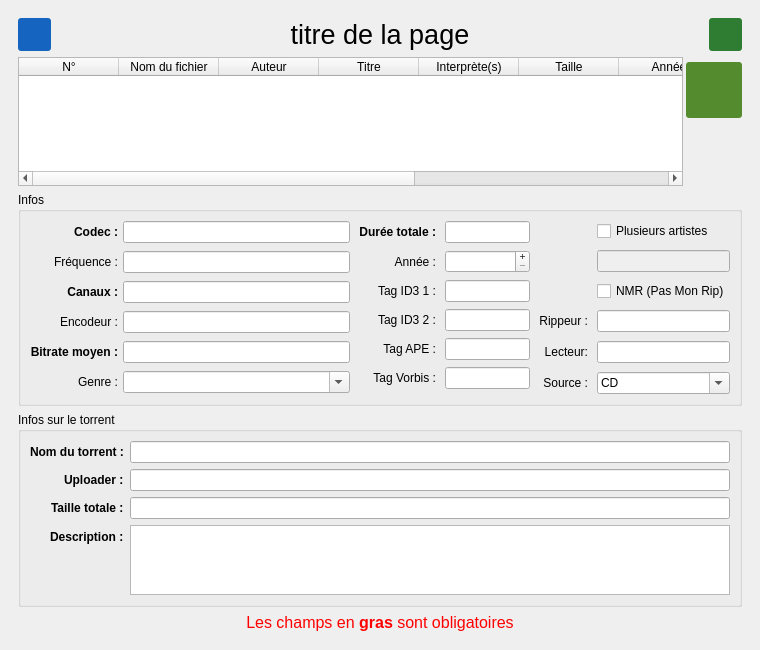
The window that tnb_gui.ui (zdimension/t411nfobuilder) describes before a commit, drawn with Qt 5.
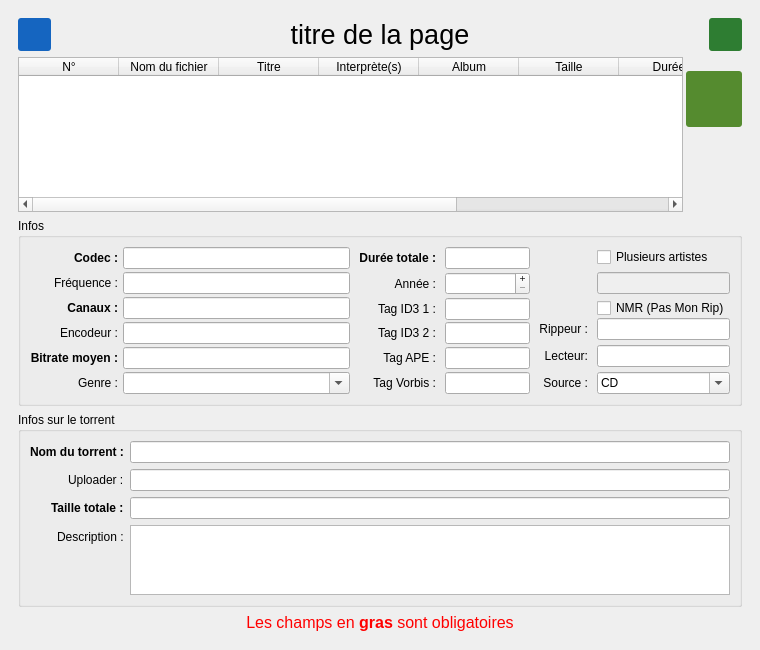
The same window after the commit. The open tabs and pages were chosen to show the change. Icons and pictures are not drawn.

The edit to the form file:
```diff
--- a/tnb_gui.ui
+++ b/tnb_gui.ui
@@ -46,7 +46,7 @@
        </sizepolicy>
       </property>
       <property name="currentIndex">
-       <number>0</number>
+       <number>1</number>
       </property>
       <widget class="QWidget" name="pageHome">
        <property name="sizePolicy">
@@ -407,7 +407,7 @@
         <item>
          <widget class="QStackedWidget" name="pages">
           <property name="currentIndex">
-           <number>0</number>
+           <number>3</number>
           </property>
           <widget class="QWidget" name="pageAudio">
            <layout class="QVBoxLayout" name="verticalLayout">
@@ -442,11 +442,14 @@
                 <property name="alternatingRowColors">
                  <bool>true</bool>
                 </property>
+                <property name="selectionBehavior">
+                 <enum>QAbstractItemView::SelectRows</enum>
+                </property>
                 <property name="gridStyle">
                  <enum>Qt::SolidLine</enum>
                 </property>
                 <property name="columnCount">
-                 <number>10</number>
+                 <number>9</number>
                 </property>
                 <attribute name="verticalHeaderVisible">
                  <bool>false</bool>
@@ -467,11 +470,6 @@
                   <string>Nom du fichier</string>
                  </property>
                 </column>
-                <column>
-                 <property name="text">
-                  <string>Auteur</string>
-                 </property>
-                </column>
                 <column>
                  <property name="text">
                   <string>Titre</string>
@@ -482,21 +480,16 @@
                   <string>Interprète(s)</string>
                  </property>
                 </column>
+                <column>
+                 <property name="text">
+                  <string>Album</string>
+                 </property>
+                </column>
                 <column>
                  <property name="text">
                   <string>Taille</string>
                  </property>
                 </column>
-                <column>
-                 <property name="text">
-                  <string>Année</string>
-                 </property>
-                </column>
-                <column>
-                 <property name="text">
-                  <string>Genre</string>
-                 </property>
-                </column>
                 <column>
                  <property name="text">
                   <string>Durée</string>
@@ -507,6 +500,11 @@
                   <string>Bitrate</string>
                  </property>
                 </column>
+                <column>
+                 <property name="text">
+                  <string>filename</string>
+                 </property>
+                </column>
                </widget>
               </item>
               <item>
@@ -657,7 +655,7 @@
                     <number>5</number>
                    </property>
                    <property name="verticalSpacing">
-                    <number>8</number>
+                    <number>0</number>
                    </property>
                    <item row="0" column="0">
                     <widget class="QLabel" name="label_3">
@@ -688,7 +686,7 @@
                      </property>
                     </widget>
                    </item>
-                   <item row="1" column="0">
+                   <item row="2" column="0">
                     <widget class="QLabel" name="label_8">
                      <property name="text">
                       <string>Fréquence :</string>
@@ -698,10 +696,10 @@
                      </property>
                     </widget>
                    </item>
-                   <item row="1" column="1">
+                   <item row="2" column="1">
                     <widget class="QLineEdit" name="audio_freq"/>
                    </item>
-                   <item row="2" column="0">
+                   <item row="4" column="0">
                     <widget class="QLabel" name="label_9">
                      <property name="font">
                       <font>
@@ -717,14 +715,14 @@
                      </property>
                     </widget>
                    </item>
-                   <item row="2" column="1">
+                   <item row="4" column="1">
                     <widget class="QLineEdit" name="audio_channel">
                      <property name="readOnly">
                       <bool>true</bool>
                      </property>
                     </widget>
                    </item>
-                   <item row="3" column="0">
+                   <item row="6" column="0">
                     <widget class="QLabel" name="label_10">
                      <property name="text">
                       <string>Encodeur :</string>
@@ -734,10 +732,10 @@
                      </property>
                     </widget>
                    </item>
-                   <item row="3" column="1">
+                   <item row="6" column="1">
                     <widget class="QLineEdit" name="audio_encoder"/>
                    </item>
-                   <item row="4" column="0">
+                   <item row="8" column="0">
                     <widget class="QLabel" name="label_11">
                      <property name="font">
                       <font>
@@ -753,7 +751,7 @@
                      </property>
                     </widget>
                    </item>
-                   <item row="4" column="1">
+                   <item row="8" column="1">
                     <widget class="QLineEdit" name="audio_avrBitrate">
                      <property name="text">
                       <string/>
@@ -763,7 +761,7 @@
                      </property>
                     </widget>
                    </item>
-                   <item row="5" column="0">
+                   <item row="10" column="0">
                     <widget class="QLabel" name="label_13">
                      <property name="text">
                       <string>Genre :</string>
@@ -773,7 +771,7 @@
                      </property>
                     </widget>
                    </item>
-                   <item row="5" column="1">
+                   <item row="10" column="1">
                     <widget class="QComboBox" name="audio_genre">
                      <property name="editable">
                       <bool>true</bool>
@@ -3966,6 +3964,71 @@
                      </item>
                     </widget>
                    </item>
+                   <item row="1" column="1">
+                    <spacer name="verticalSpacer">
+                     <property name="orientation">
+                      <enum>Qt::Vertical</enum>
+                     </property>
+                     <property name="sizeHint" stdset="0">
+                      <size>
+                       <width>20</width>
+                       <height>10</height>
+                      </size>
+                     </property>
+                    </spacer>
+                   </item>
+                   <item row="3" column="1">
+                    <spacer name="verticalSpacer_2">
+                     <property name="orientation">
+                      <enum>Qt::Vertical</enum>
+                     </property>
+                     <property name="sizeHint" stdset="0">
+                      <size>
+                       <width>20</width>
+                       <height>10</height>
+                      </size>
+                     </property>
+                    </spacer>
+                   </item>
+                   <item row="5" column="1">
+                    <spacer name="verticalSpacer_3">
+                     <property name="orientation">
+                      <enum>Qt::Vertical</enum>
+                     </property>
+                     <property name="sizeHint" stdset="0">
+                      <size>
+                       <width>20</width>
+                       <height>10</height>
+                      </size>
+                     </property>
+                    </spacer>
+                   </item>
+                   <item row="7" column="1">
+                    <spacer name="verticalSpacer_4">
+                     <property name="orientation">
+                      <enum>Qt::Vertical</enum>
+                     </property>
+                     <property name="sizeHint" stdset="0">
+                      <size>
+                       <width>20</width>
+                       <height>10</height>
+                      </size>
+                     </property>
+                    </spacer>
+                   </item>
+                   <item row="9" column="1">
+                    <spacer name="verticalSpacer_5">
+                     <property name="orientation">
+                      <enum>Qt::Vertical</enum>
+                     </property>
+                     <property name="sizeHint" stdset="0">
+                      <size>
+                       <width>20</width>
+                       <height>10</height>
+                      </size>
+                     </property>
+                    </spacer>
+                   </item>
                   </layout>
                  </item>
                  <item>
@@ -3974,7 +4037,7 @@
                     <set>Qt::AlignRight|Qt::AlignTrailing|Qt::AlignVCenter</set>
                    </property>
                    <property name="verticalSpacing">
-                    <number>7</number>
+                    <number>0</number>
                    </property>
                    <item row="0" column="0">
                     <widget class="QLabel" name="label_6">
@@ -3999,7 +4062,7 @@
                      </property>
                     </widget>
                    </item>
-                   <item row="1" column="0">
+                   <item row="2" column="0">
                     <widget class="QLabel" name="label_15">
                      <property name="text">
                       <string>Année :</string>
@@ -4009,7 +4072,7 @@
                      </property>
                     </widget>
                    </item>
-                   <item row="1" column="1">
+                   <item row="2" column="1">
                     <widget class="QSpinBox" name="audio_year">
                      <property name="frame">
                       <bool>true</bool>
@@ -4040,7 +4103,7 @@
                      </property>
                     </widget>
                    </item>
-                   <item row="2" column="0">
+                   <item row="4" column="0">
                     <widget class="QLabel" name="label_16">
                      <property name="text">
                       <string>Tag ID3 1 :</string>
@@ -4050,10 +4113,10 @@
                      </property>
                     </widget>
                    </item>
-                   <item row="2" column="1">
+                   <item row="4" column="1">
                     <widget class="QLineEdit" name="audio_id3tag_1"/>
                    </item>
-                   <item row="3" column="0">
+                   <item row="6" column="0">
                     <widget class="QLabel" name="label_17">
                      <property name="text">
                       <string>Tag ID3 2 :</string>
@@ -4063,10 +4126,10 @@
                      </property>
                     </widget>
                    </item>
-                   <item row="3" column="1">
+                   <item row="6" column="1">
                     <widget class="QLineEdit" name="audio_id3tag_2"/>
                    </item>
-                   <item row="4" column="0">
+                   <item row="8" column="0">
                     <widget class="QLabel" name="label_18">
                      <property name="text">
                       <string>Tag APE :</string>
@@ -4076,10 +4139,10 @@
                      </property>
                     </widget>
                    </item>
-                   <item row="4" column="1">
+                   <item row="8" column="1">
                     <widget class="QLineEdit" name="audio_apeTag"/>
                    </item>
-                   <item row="5" column="0">
+                   <item row="10" column="0">
                     <widget class="QLabel" name="label_19">
                      <property name="text">
                       <string>Tag Vorbis :</string>
@@ -4089,9 +4152,74 @@
                      </property>
                     </widget>
                    </item>
-                   <item row="5" column="1">
+                   <item row="10" column="1">
                     <widget class="QLineEdit" name="audio_vorbisTag"/>
                    </item>
+                   <item row="1" column="1">
+                    <spacer name="verticalSpacer_6">
+                     <property name="orientation">
+                      <enum>Qt::Vertical</enum>
+                     </property>
+                     <property name="sizeHint" stdset="0">
+                      <size>
+                       <width>20</width>
+                       <height>10</height>
+                      </size>
+                     </property>
+                    </spacer>
+                   </item>
+                   <item row="3" column="1">
+                    <spacer name="verticalSpacer_7">
+                     <property name="orientation">
+                      <enum>Qt::Vertical</enum>
+                     </property>
+                     <property name="sizeHint" stdset="0">
+                      <size>
+                       <width>20</width>
+                       <height>10</height>
+                      </size>
+                     </property>
+                    </spacer>
+                   </item>
+                   <item row="5" column="1">
+                    <spacer name="verticalSpacer_8">
+                     <property name="orientation">
+                      <enum>Qt::Vertical</enum>
+                     </property>
+                     <property name="sizeHint" stdset="0">
+                      <size>
+                       <width>20</width>
+                       <height>10</height>
+                      </size>
+                     </property>
+                    </spacer>
+                   </item>
+                   <item row="7" column="1">
+                    <spacer name="verticalSpacer_9">
+                     <property name="orientation">
+                      <enum>Qt::Vertical</enum>
+                     </property>
+                     <property name="sizeHint" stdset="0">
+                      <size>
+                       <width>20</width>
+                       <height>10</height>
+                      </size>
+                     </property>
+                    </spacer>
+                   </item>
+                   <item row="9" column="1">
+                    <spacer name="verticalSpacer_10">
+                     <property name="orientation">
+                      <enum>Qt::Vertical</enum>
+                     </property>
+                     <property name="sizeHint" stdset="0">
+                      <size>
+                       <width>20</width>
+                       <height>10</height>
+                      </size>
+                     </property>
+                    </spacer>
+                   </item>
                   </layout>
                  </item>
                  <item>
@@ -4103,7 +4231,7 @@
                     <set>Qt::AlignRight|Qt::AlignTrailing|Qt::AlignVCenter</set>
                    </property>
                    <property name="verticalSpacing">
-                    <number>9</number>
+                    <number>0</number>
                    </property>
                    <item row="0" column="1">
                     <widget class="QCheckBox" name="audio_isVariousArtists">
@@ -4112,21 +4240,21 @@
                      </property>
                     </widget>
                    </item>
-                   <item row="1" column="1">
+                   <item row="2" column="1">
                     <widget class="QLineEdit" name="audio_variousArtists">
                      <property name="enabled">
                       <bool>false</bool>
                      </property>
                     </widget>
                    </item>
-                   <item row="2" column="1">
+                   <item row="4" column="1">
                     <widget class="QCheckBox" name="audio_notMyRip">
                      <property name="text">
                       <string>NMR (Pas Mon Rip)</string>
                      </property>
                     </widget>
                    </item>
-                   <item row="3" column="0">
+                   <item row="5" column="0">
                     <widget class="QLabel" name="label_4">
                      <property name="text">
                       <string>Rippeur :</string>
@@ -4136,10 +4264,10 @@
                      </property>
                     </widget>
                    </item>
-                   <item row="3" column="1">
+                   <item row="5" column="1">
                     <widget class="QLineEdit" name="audio_ripper"/>
                    </item>
-                   <item row="4" column="0">
+                   <item row="7" column="0">
                     <widget class="QLabel" name="label_5">
                      <property name="text">
                       <string>Lecteur:</string>
@@ -4149,10 +4277,10 @@
                      </property>
                     </widget>
                    </item>
-                   <item row="4" column="1">
+                   <item row="7" column="1">
                     <widget class="QLineEdit" name="audio_cdmodel"/>
                    </item>
-                   <item row="5" column="0">
+                   <item row="9" column="0">
                     <widget class="QLabel" name="label_7">
                      <property name="text">
                       <string>Source :</string>
@@ -4162,7 +4290,7 @@
                      </property>
                     </widget>
                    </item>
-                   <item row="5" column="1">
+                   <item row="9" column="1">
                     <widget class="QComboBox" name="audio_source">
                      <property name="editable">
                       <bool>true</bool>
@@ -4223,6 +4351,58 @@
                      </item>
                     </widget>
                    </item>
+                   <item row="1" column="1">
+                    <spacer name="verticalSpacer_11">
+                     <property name="orientation">
+                      <enum>Qt::Vertical</enum>
+                     </property>
+                     <property name="sizeHint" stdset="0">
+                      <size>
+                       <width>20</width>
+                       <height>10</height>
+                      </size>
+                     </property>
+                    </spacer>
+                   </item>
+                   <item row="3" column="1">
+                    <spacer name="verticalSpacer_12">
+                     <property name="orientation">
+                      <enum>Qt::Vertical</enum>
+                     </property>
+                     <property name="sizeHint" stdset="0">
+                      <size>
+                       <width>20</width>
+                       <height>10</height>
+                      </size>
+                     </property>
+                    </spacer>
+                   </item>
+                   <item row="6" column="1">
+                    <spacer name="verticalSpacer_13">
+                     <property name="orientation">
+                      <enum>Qt::Vertical</enum>
+                     </property>
+                     <property name="sizeHint" stdset="0">
+                      <size>
+                       <width>20</width>
+                       <height>10</height>
+                      </size>
+                     </property>
+                    </spacer>
+                   </item>
+                   <item row="8" column="1">
+                    <spacer name="verticalSpacer_14">
+                     <property name="orientation">
+                      <enum>Qt::Vertical</enum>
+                     </property>
+                     <property name="sizeHint" stdset="0">
+                      <size>
+                       <width>20</width>
+                       <height>10</height>
+                      </size>
+                     </property>
+                    </spacer>
+                   </item>
                   </layout>
                  </item>
                 </layout>
@@ -4299,6 +4479,9 @@
                  <property name="labelAlignment">
                   <set>Qt::AlignRight|Qt::AlignTrailing|Qt::AlignVCenter</set>
                  </property>
+                 <property name="verticalSpacing">
+                  <number>0</number>
+                 </property>
                  <item row="0" column="0">
                   <widget class="QLabel" name="label_2">
                    <property name="font">
@@ -4315,7 +4498,7 @@
                  <item row="0" column="1">
                   <widget class="QLineEdit" name="ebook_titre"/>
                  </item>
-                 <item row="1" column="0">
+                 <item row="2" column="0">
                   <widget class="QLabel" name="label_12">
                    <property name="font">
                     <font>
@@ -4328,7 +4511,7 @@
                    </property>
                   </widget>
                  </item>
-                 <item row="1" column="1">
+                 <item row="2" column="1">
                   <widget class="QComboBox" name="ebook_langue">
                    <property name="currentText">
                     <string/>
@@ -4358,7 +4541,7 @@
                    </item>
                   </widget>
                  </item>
-                 <item row="2" column="0">
+                 <item row="4" column="0">
                   <widget class="QLabel" name="label_23">
                    <property name="font">
                     <font>
@@ -4371,7 +4554,7 @@
                    </property>
                   </widget>
                  </item>
-                 <item row="2" column="1">
+                 <item row="4" column="1">
                   <widget class="QComboBox" name="ebook_format">
                    <property name="currentText">
                     <string/>
@@ -4451,7 +4634,7 @@
                    </item>
                   </widget>
                  </item>
-                 <item row="3" column="0">
+                 <item row="6" column="0">
                   <widget class="QLabel" name="label_24">
                    <property name="font">
                     <font>
@@ -4464,79 +4647,79 @@
                    </property>
                   </widget>
                  </item>
-                 <item row="3" column="1">
+                 <item row="6" column="1">
                   <widget class="QLineEdit" name="ebook_pages">
                    <property name="readOnly">
                     <bool>true</bool>
                    </property>
                   </widget>
                  </item>
-                 <item row="4" column="0">
+                 <item row="8" column="0">
                   <widget class="QLabel" name="label_25">
                    <property name="text">
                     <string>Genre :</string>
                    </property>
                   </widget>
                  </item>
-                 <item row="4" column="1">
+                 <item row="8" column="1">
                   <widget class="QLineEdit" name="ebook_genre"/>
                  </item>
-                 <item row="5" column="0">
+                 <item row="10" column="0">
                   <widget class="QLabel" name="label_33">
                    <property name="text">
                     <string>Auteur :</string>
                    </property>
                   </widget>
                  </item>
-                 <item row="5" column="1">
+                 <item row="10" column="1">
                   <widget class="QLineEdit" name="ebook_auteur"/>
                  </item>
-                 <item row="6" column="0">
+                 <item row="12" column="0">
                   <widget class="QLabel" name="label_35">
                    <property name="text">
                     <string>Éditeur :</string>
                    </property>
                   </widget>
                  </item>
-                 <item row="6" column="1">
+                 <item row="12" column="1">
                   <widget class="QLineEdit" name="ebook_editeur"/>
                  </item>
-                 <item row="7" column="0">
+                 <item row="14" column="0">
                   <widget class="QLabel" name="label_26">
                    <property name="text">
                     <string>ISBN-10 :</string>
                    </property>
                   </widget>
                  </item>
-                 <item row="7" column="1">
+                 <item row="14" column="1">
                   <widget class="QLineEdit" name="ebook_isbn10">
                    <property name="inputMask">
                     <string>9-999-99999-9</string>
                    </property>
                   </widget>
                  </item>
-                 <item row="8" column="0">
+                 <item row="16" column="0">
                   <widget class="QLabel" name="label_27">
                    <property name="text">
                     <string>ISBN-13 :</string>
                    </property>
                   </widget>
                  </item>
-                 <item row="8" column="1">
+                 <item row="16" column="1">
                   <widget class="QLineEdit" name="ebook_isbn13">
                    <property name="inputMask">
                     <string>999-9-99999-999-9</string>
                    </property>
                   </widget>
                  </item>
-                 <item row="9" column="0">
+                 <item row="18" column="0">
                   <widget class="QLabel" name="label_28">
                    <property name="text">
                     <string>Date de parution :</string>
                    </property>
                   </widget>
                  </item>
-                 <item row="9" column="1">
+                 <item row="18" column="1">
                   <widget class="QDateEdit" name="ebook_date">
                    <property name="specialValueText">
                     <string> </string>
@@ -4553,7 +4736,7 @@
                    </property>
                   </widget>
                  </item>
-                 <item row="10" column="0">
+                 <item row="20" column="0">
                   <widget class="QLabel" name="lblDim">
                    <property name="font">
                     <font>
@@ -4566,9 +4749,139 @@
                    </property>
                   </widget>
                  </item>
-                 <item row="10" column="1">
+                 <item row="20" column="1">
                   <widget class="QLineEdit" name="ebook_dimensions"/>
                  </item>
+                 <item row="1" column="1">
+                  <spacer name="verticalSpacer_15">
+                   <property name="orientation">
+                    <enum>Qt::Vertical</enum>
+                   </property>
+                   <property name="sizeHint" stdset="0">
+                    <size>
+                     <width>20</width>
+                     <height>40</height>
+                    </size>
+                   </property>
+                  </spacer>
+                 </item>
+                 <item row="3" column="1">
+                  <spacer name="verticalSpacer_16">
+                   <property name="orientation">
+                    <enum>Qt::Vertical</enum>
+                   </property>
+                   <property name="sizeHint" stdset="0">
+                    <size>
+                     <width>20</width>
+                     <height>40</height>
+                    </size>
+                   </property>
+                  </spacer>
+                 </item>
+                 <item row="5" column="1">
+                  <spacer name="verticalSpacer_17">
+                   <property name="orientation">
+                    <enum>Qt::Vertical</enum>
+                   </property>
+                   <property name="sizeHint" stdset="0">
+                    <size>
+                     <width>20</width>
+                     <height>40</height>
+                    </size>
+                   </property>
+                  </spacer>
+                 </item>
+                 <item row="7" column="1">
+                  <spacer name="verticalSpacer_18">
+                   <property name="orientation">
+                    <enum>Qt::Vertical</enum>
+                   </property>
+                   <property name="sizeHint" stdset="0">
+                    <size>
+                     <width>20</width>
+                     <height>40</height>
+                    </size>
+                   </property>
+                  </spacer>
+                 </item>
+                 <item row="9" column="1">
+                  <spacer name="verticalSpacer_19">
+                   <property name="orientation">
+                    <enum>Qt::Vertical</enum>
+                   </property>
+                   <property name="sizeHint" stdset="0">
+                    <size>
+                     <width>20</width>
+                     <height>40</height>
+                    </size>
+                   </property>
+                  </spacer>
+                 </item>
+                 <item row="11" column="1">
+                  <spacer name="verticalSpacer_20">
+                   <property name="orientation">
+                    <enum>Qt::Vertical</enum>
+                   </property>
+                   <property name="sizeHint" stdset="0">
+                    <size>
+                     <width>20</width>
+                     <height>40</height>
+                    </size>
+                   </property>
+                  </spacer>
+                 </item>
+                 <item row="13" column="1">
+                  <spacer name="verticalSpacer_21">
+                   <property name="orientation">
+                    <enum>Qt::Vertical</enum>
+                   </property>
+                   <property name="sizeHint" stdset="0">
+                    <size>
+                     <width>20</width>
+                     <height>40</height>
+                    </size>
+                   </property>
+                  </spacer>
+                 </item>
+                 <item row="15" column="1">
+                  <spacer name="verticalSpacer_22">
+                   <property name="orientation">
+                    <enum>Qt::Vertical</enum>
+                   </property>
+                   <property name="sizeHint" stdset="0">
+                    <size>
+                     <width>20</width>
+                     <height>40</height>
+                    </size>
+                   </property>
+                  </spacer>
+                 </item>
+                 <item row="17" column="1">
+                  <spacer name="verticalSpacer_23">
+                   <property name="orientation">
+                    <enum>Qt::Vertical</enum>
+                   </property>
+                   <property name="sizeHint" stdset="0">
+                    <size>
+                     <width>20</width>
+                     <height>40</height>
+                    </size>
+                   </property>
+                  </spacer>
+                 </item>
+                 <item row="19" column="1">
+                  <spacer name="verticalSpacer_24">
+                   <property name="orientation">
+                    <enum>Qt::Vertical</enum>
+                   </property>
+                   <property name="sizeHint" stdset="0">
+                    <size>
+                     <width>20</width>
+                     <height>40</height>
+                    </size>
+                   </property>
+                  </spacer>
+                 </item>
                 </layout>
                </item>
               </layout>
@@ -4609,6 +4922,9 @@
                 <property name="alternatingRowColors">
                  <bool>true</bool>
                 </property>
+                <property name="selectionBehavior">
+                 <enum>QAbstractItemView::SelectRows</enum>
+                </property>
                 <property name="gridStyle">
                  <enum>Qt::SolidLine</enum>
                 </property>
@@ -5004,6 +5320,9 @@
                 <property name="alternatingRowColors">
                  <bool>true</bool>
                 </property>
+                <property name="selectionBehavior">
+                 <enum>QAbstractItemView::SelectRows</enum>
+                </property>
                 <property name="gridStyle">
                  <enum>Qt::SolidLine</enum>
                 </property>
@@ -5651,8 +5970,8 @@
               <widget class="QLabel" name="label_20">
                <property name="font">
                 <font>
-                 <weight>75</weight>
-                 <bold>true</bold>
+                 <weight>50</weight>
+                 <bold>false</bold>
                 </font>
                </property>
                <property name="text">
@@ -5683,8 +6002,8 @@
               <widget class="QLabel" name="label_22">
                <property name="font">
                 <font>
-                 <weight>75</weight>
-                 <bold>true</bold>
+                 <weight>50</weight>
+                 <bold>false</bold>
                 </font>
                </property>
                <property name="text">
```
